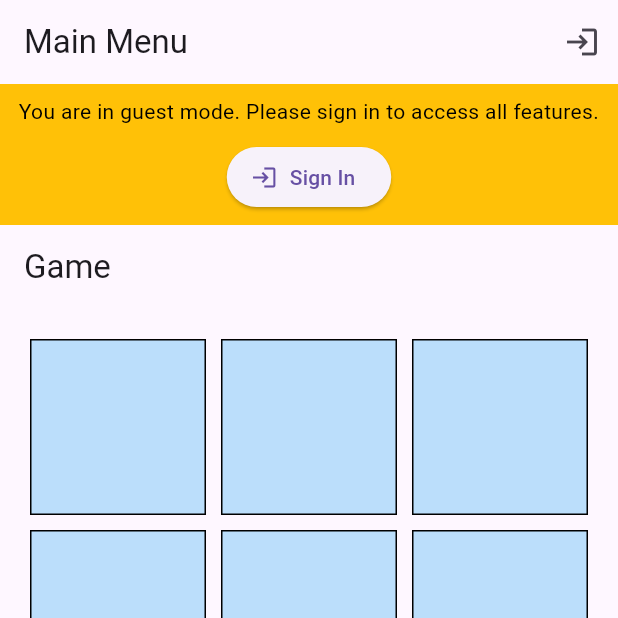
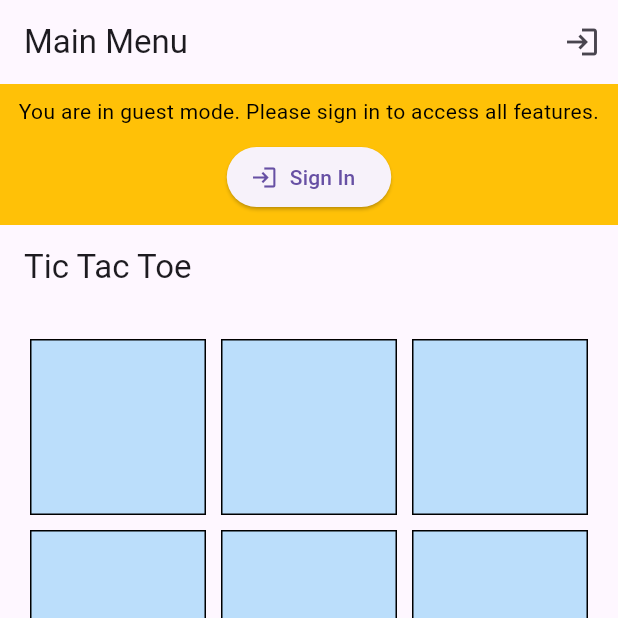
Before and after one commit to Kuvernoori/Tic-Tac-Toe, a Flutter app: the screen it shows after launch, after a tap on "Sign In", on a phone screen of 412 x 824 dp, the top half of it. Run offline on Flutter 3.47's test engine with Material 3 defaults, Android fonts, the phone set to English and light mode, and no system bars; our stand-ins replace cloud_firestore, firebase_auth, firebase_core, google_sign_in; accounts and stored records are empty; generated files the repository leaves out were written again.

```diff
--- a/lib/auth_service.dart
+++ b/lib/auth_service.dart
@@ -5,40 +5,55 @@ import 'package:flutter/foundation.dart' show kIsWeb;
 class AuthService {
   final FirebaseAuth _auth = FirebaseAuth.instance;
 
-  // Регистрация по email
+  // Email registration
   Future<User?> registerWithEmailAndPassword(String email, String password) async {
     try {
-      final userCredential = await _auth.createUserWithEmailAndPassword(email: email, password: password);
+      final userCredential = await _auth.createUserWithEmailAndPassword(
+        email: email,
+        password: password,
+      );
+      print("Registered user: ${userCredential.user?.displayName ?? userCredential.user?.email}");
       return userCredential.user;
     } catch (e) {
-      print('Ошибка при регистрации: $e');
+      print('Registration error: $e');
       return null;
     }
   }
 
-  // Вход по email
+  // Email sign-in
   Future<User?> signInWithEmailAndPassword(String email, String password) async {
     try {
-      final userCredential = await _auth.signInWithEmailAndPassword(email: email, password: password);
+      final userCredential = await _auth.signInWithEmailAndPassword(
+        email: email,
+        password: password,
+      );
+      print("Signed in user: ${userCredential.user?.displayName ?? userCredential.user?.email}");
       return userCredential.user;
     } catch (e) {
-      print('Ошибка при входе: $e');
+      print('Sign-in error: $e');
       return null;
     }
   }
 
-  // Вход через Google (Web + Mobile)
+  // Google sign-in (Web + Mobile)
   static Future<User?> signInWithGoogle() async {
     try {
       if (kIsWeb) {
         // Web sign-in
         GoogleAuthProvider googleProvider = GoogleAuthProvider();
         UserCredential userCredential = await FirebaseAuth.instance.signInWithPopup(googleProvider);
-        return userCredential.user;
+        User? user = userCredential.user;
+        if (user != null) {
+          print("Web Google sign-in: ${user.displayName}, ${user.email}");
+        }
+        return user;
       } else {
         // Mobile sign-in
         final GoogleSignInAccount? googleUser = await GoogleSignIn().signIn();
-        if (googleUser == null) return null;
+        if (googleUser == null) {
+          print("Google sign-in aborted by user.");
+          return null;
+        }
 
         final GoogleSignInAuthentication googleAuth = await googleUser.authentication;
         final credential = GoogleAuthProvider.credential(
@@ -47,22 +62,31 @@ class AuthService {
         );
 
         UserCredential userCredential = await FirebaseAuth.instance.signInWithCredential(credential);
-        return userCredential.user;
+        User? user = userCredential.user;
+        if (user != null) {
+          print("Mobile Google sign-in: ${user.displayName}, ${user.email}, ${user.photoURL}");
+        }
+        return user;
       }
     } catch (e) {
-      print('Ошибка при входе через Google: $e');
+      print('Google sign-in error: $e');
       return null;
     }
   }
 
-  // Выход
+  // Sign out
   Future<void> signOut() async {
-    await _auth.signOut();
-    if (!kIsWeb) {
-      await GoogleSignIn().signOut();
+    try {
+      await _auth.signOut();
+      if (!kIsWeb) {
+        await GoogleSignIn().signOut();
+      }
+      print("User signed out.");
+    } catch (e) {
+      print("Sign-out error: $e");
     }
   }
 
-  // Слушатель изменений пользователя
+  // Auth state listener
   Stream<User?> get userChanges => _auth.userChanges();
 }
--- a/lib/game_page.dart
+++ b/lib/game_page.dart
@@ -1,4 +1,5 @@
 import 'package:flutter/material.dart';
+import 'package:flutter_gen/gen_l10n/app_localizations.dart';
 
 class GamePage extends StatefulWidget {
   const GamePage({super.key});
@@ -23,9 +24,9 @@ class _GamePageState extends State<GamePage> {
   @override
   Widget build(BuildContext context) {
     final isLandscape = MediaQuery.of(context).orientation == Orientation.landscape;
-
+    final l10n = AppLocalizations.of(context);
     return Scaffold(
-      appBar: AppBar(title: const Text('Game')),
+      appBar: AppBar(title: Text(l10n?.tic_tac_toe ?? 'Tic Tac Toe' )),
       body: GridView.builder(
         padding: const EdgeInsets.all(20),
         itemCount: 9,
--- a/lib/l10n/app_en.arb
+++ b/lib/l10n/app_en.arb
@@ -26,5 +26,8 @@
   "gameDescription": "This is a simple cross-platform Tic Tac Toe game developed using Flutter. The game supports both landscape and portrait orientations and provides a clean and responsive UI.",
   "profile": "Profile",
   "guestModeBanner": "You are in guest mode. Please sign in to access all features.",
-  "signIn": "Sign In"
+  "signIn": "Sign In",
+  "logout" : "log out",
+  "tic_tac_toe" : "Tic Tac Toe"
+
 }
--- a/lib/l10n/app_kk.arb
+++ b/lib/l10n/app_kk.arb
@@ -27,6 +27,8 @@
   "gameDescription": "Бұл Flutter қолданбасы арқылы жасалған қарапайым кросс-платформалық Tic Tac Toe ойыны. Ойын пейзаж және портреттік бағыттарды қолдайды, таза және икемді интерфейс ұсынады.",
   "profile": "Профиль",
   "guestModeBanner": "Сіз қонақ режимінде тұрсыз. Барлық мүмкіндіктерге қол жеткізу үшін кіріңіз.",
-  "signIn": "Кіру"
+  "signIn": "Кіру",
+  "logout" : "Шығу",
+  "tic_tac_toe" : "айқас алаңы"
 
 }
--- a/lib/l10n/app_ru.arb
+++ b/lib/l10n/app_ru.arb
@@ -21,10 +21,12 @@
   "languageEnglish": "Английский",
   "languageRussian": "Руский",
   "languageKazakh": "Казахский",
-  "game": "Крестики-Нолики",
+  "game": "Игра",
   "gameDescription": "Это простая кросс-платформенная игра в крестики-нолики, разработанная с использованием Flutter. Игра поддерживает как ландшафтную, так и портретную ориентацию, а также предоставляет чистый и отзывчивый интерфейс.",
   "profile": "Профиль",
   "guestModeBanner": "Вы находитесь в гостевом режиме. Пожалуйста, войдите, чтобы получить доступ ко всем функциям.",
-  "signIn": "Войти"
+  "signIn": "Войти",
+  "logout" : "Выйти",
+  "tic_tac_toe" : "крестики-нолики"
 
 }
--- a/lib/main.dart
+++ b/lib/main.dart
@@ -7,26 +7,36 @@ import 'package:flutter_localizations/flutter_localizations.dart';
 import 'main_menu_page.dart';
 
 import 'package:flutter/foundation.dart' show kIsWeb;
+import 'package:firebase_core/firebase_core.dart';
+import 'auth_service.dart';
+import 'package:provider/provider.dart';
+
 
 void main() async {
   WidgetsFlutterBinding.ensureInitialized();
   if (kIsWeb) {
     await Firebase.initializeApp(
       options: const FirebaseOptions(
-        apiKey: 'AIzaSyD61Lg3PsFEUoyHV90nhRmN0otZe1zKXFk',
-        appId: '1:356017861010:web:9fce887f8c9d9dffc8914b',
-        messagingSenderId: '356017861010',
-        projectId: 'tictac-45488',
-        authDomain: 'tictac-45488.firebaseapp.com',
-        storageBucket: 'tictac-45488.firebasestorage.app',
-        measurementId: 'G-BE2W58H95L',
+        apiKey: 'AIzaSyCRjerOwN5IMlNoB0DDywZy6Ihwtt3dEyc',
+        authDomain: 'crossplatform-40468.firebaseapp.com',
+        projectId: 'crossplatform-40468',
+        storageBucket: 'crossplatform-40468.appspot.com',
+        messagingSenderId: '685868976880',
+        appId: '1:685868976880:android:361bea8390587b93e51035',
+        measurementId: 'G-XXXXXXXXXX', // Measurement ID not provided, placeholder used
       ),
     );
   } else {
     await Firebase.initializeApp(); // Инициализация Firebase
   }
-  runApp(const MyApp());
+  runApp( Provider<AuthService>(
+      create: (_) => AuthService(), // <-- Make sure AuthService class exists
+      child: const MyApp(),
+    ),
+    );
 }
+
+
 
 class MyApp extends StatefulWidget {
   const MyApp({super.key});
--- a/lib/main_menu_page.dart
+++ b/lib/main_menu_page.dart
@@ -23,38 +23,44 @@ class _MainMenuPageState extends State<MainMenuPage> {
   void initState() {
     super.initState();
     _user = widget.user;
+    FirebaseAuth.instance.authStateChanges().listen((user) {
+      if (mounted) {
+        setState(() {
+          _user = user;
+          // Reset selected index when auth state changes
+          _selectedIndex = 0;
+        });
+      }
+    });
   }
 
   List<Widget> get _pages {
-    List<Widget> pages = [
+    return [
       const GamePage(),
       const AboutPage(),
+      if (_user != null) const SettingsPage(),
+      if (_user != null) const ProfilePage(),
     ];
-    if (_user != null) {
-      pages.add(const SettingsPage());
-      pages.add(const ProfilePage());
-    }
-    return pages;
   }
 
   List<BottomNavigationBarItem> get _navItems {
     final l10n = AppLocalizations.of(context);
-    List<BottomNavigationBarItem> items = [
+    return [
       BottomNavigationBarItem(icon: const Icon(Icons.videogame_asset), label: l10n?.game ?? 'Game'),
       BottomNavigationBarItem(icon: const Icon(Icons.info), label: l10n?.aboutProject ?? 'About'),
+      if (_user != null) BottomNavigationBarItem(icon: const Icon(Icons.settings), label: l10n?.settings ?? 'Settings'),
+      if (_user != null) BottomNavigationBarItem(icon: const Icon(Icons.person), label: l10n?.profile ?? 'Profile'),
     ];
-    if (_user != null) {
-      items.add(BottomNavigationBarItem(icon: const Icon(Icons.settings), label: l10n?.settings ?? 'Settings'));
-      items.add(BottomNavigationBarItem(icon: const Icon(Icons.person), label: l10n?.profile ?? 'Profile'));
-    }
-    return items;
   }
 
   void _onItemTapped(int index) {
+    // Ensure index is valid
+    final validIndex = index.clamp(0, _navItems.length - 1);
     setState(() {
-      _selectedIndex = index;
+      _selectedIndex = validIndex;
     });
   }
+
 
   Future<void> _handleSignIn() async {
     User? signedInUser = await AuthService.signInWithGoogle();
--- a/pubspec.yaml
+++ b/pubspec.yaml
@@ -17,6 +17,7 @@ dependencies:
   firebase_auth: ^4.19.0
   cloud_firestore: ^4.17.0
 
+
   # Google Sign In
   google_sign_in: ^6.2.1
 
```
Also changed, not shown: lib/profile_page.dart (+15 -4 lines), 4 other files.
